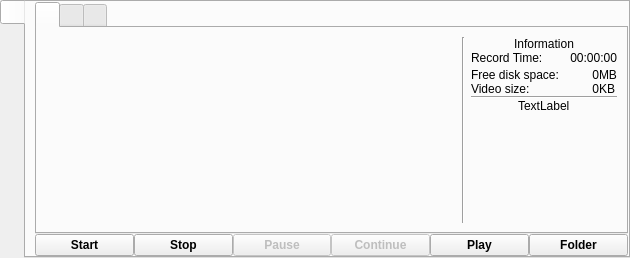
Qt form src/formMainWindow_wl.ui (jbinkleyj/wayland) before a commit.
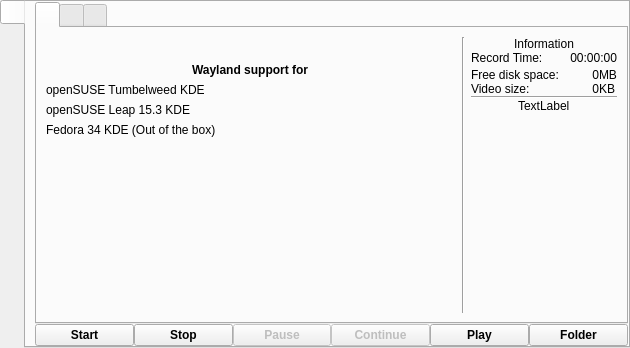
The same form after that commit. Icons and pictures are not drawn.

The edit to the form file:
```diff
--- a/src/formMainWindow_wl.ui
+++ b/src/formMainWindow_wl.ui
@@ -7,7 +7,7 @@
     <x>0</x>
     <y>0</y>
     <width>630</width>
-    <height>258</height>
+    <height>348</height>
    </rect>
   </property>
   <property name="windowTitle">
@@ -85,7 +85,47 @@
             <string notr="true"/>
            </attribute>
            <layout class="QGridLayout" name="gridLayout_2">
-            <item row="0" column="3" rowspan="3">
+            <item row="0" column="0">
+             <spacer name="horizontalSpacer">
+              <property name="orientation">
+               <enum>Qt::Horizontal</enum>
+              </property>
+              <property name="sizeHint" stdset="0">
+               <size>
+                <width>40</width>
+                <height>20</height>
+               </size>
+              </property>
+             </spacer>
+            </item>
+            <item row="1" column="0" alignment="Qt::AlignHCenter">
+             <widget class="QLabel" name="label">
+              <property name="font">
+               <font>
+                <weight>75</weight>
+                <bold>true</bold>
+               </font>
+              </property>
+              <property name="text">
+               <string notr="true">Wayland support for</string>
+              </property>
+             </widget>
+            </item>
+            <item row="0" column="2" rowspan="6">
+             <widget class="Line" name="line">
+              <property name="orientation">
+               <enum>Qt::Vertical</enum>
+              </property>
+             </widget>
+            </item>
+            <item row="2" column="0">
+             <widget class="QLabel" name="label_2">
+              <property name="text">
+               <string>openSUSE Tumbelweed KDE</string>
+              </property>
+             </widget>
+            </item>
+            <item row="0" column="3" rowspan="6">
              <layout class="QGridLayout" name="gridLayout_6">
               <property name="bottomMargin">
                <number>10</number>
@@ -214,7 +254,7 @@
               </item>
              </layout>
             </item>
-            <item row="2" column="0">
+            <item row="5" column="0">
              <spacer name="verticalSpacer">
               <property name="orientation">
                <enum>Qt::Vertical</enum>
@@ -227,25 +267,19 @@
               </property>
              </spacer>
             </item>
-            <item row="0" column="2" rowspan="3">
-             <widget class="Line" name="line">
-              <property name="orientation">
-               <enum>Qt::Vertical</enum>
+            <item row="3" column="0">
+             <widget class="QLabel" name="label_3">
+              <property name="text">
+               <string>openSUSE Leap 15.3 KDE</string>
               </property>
              </widget>
             </item>
-            <item row="0" column="0">
-             <spacer name="horizontalSpacer">
-              <property name="orientation">
-               <enum>Qt::Horizontal</enum>
+            <item row="4" column="0">
+             <widget class="QLabel" name="label_4">
+              <property name="text">
+               <string>Fedora 34 KDE (Out of the box)</string>
               </property>
-              <property name="sizeHint" stdset="0">
-               <size>
-                <width>40</width>
-                <height>20</height>
-               </size>
-              </property>
-             </spacer>
+             </widget>
             </item>
            </layout>
           </widget>
```
